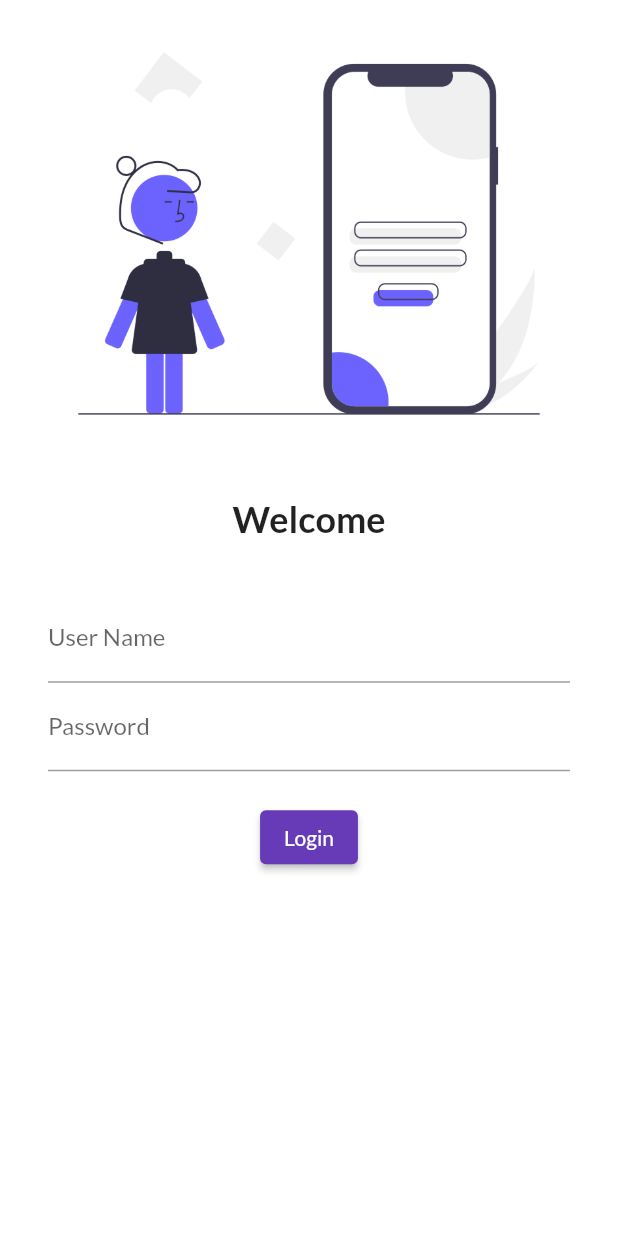
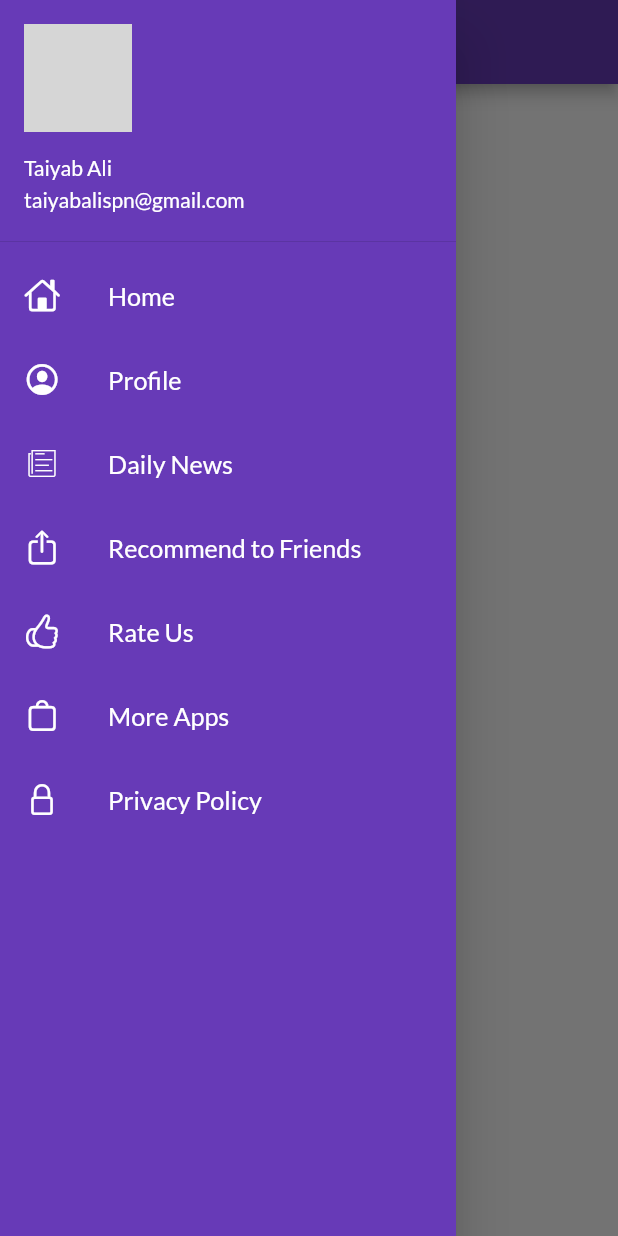
Before and after one commit to DroidDevTaiyab/flutter_learning, a Flutter app: the screen it shows after launch, with the side drawer open (before the commit the screen has no drawer), on a phone screen of 412 x 824 dp. Run offline on Flutter 3.47's test engine with Material 2 defaults, Android fonts, the phone set to English and light mode, and no system bars; our stand-ins replace google_fonts; network calls fail; grey boxes are pictures that could not be loaded.

Commit message:
nav drawer created and login validation handle

```diff
--- a/lib/login_page.dart
+++ /dev/null
@@ -1,52 +0,0 @@
-// ignore_for_file: prefer_const_constructors
-
-import 'package:flutter/material.dart';
-
-class LoginPage extends StatelessWidget {
-  const LoginPage({Key? key}) : super(key: key);
-
-  @override
-  Widget build(BuildContext context) {
-    return Material(
-        color: Colors.white,
-        child: Column(children: [
-          Image.asset("assets/images/login_image.png"),
-          SizedBox(height: 20.0),
-          Text(
-            "Welcome",
-            style: TextStyle(
-              fontSize: 24,
-              fontWeight: FontWeight.bold,
-            ),
-          ),
-          SizedBox(height: 20.0),
-          Padding(
-            padding:
-                const EdgeInsets.symmetric(vertical: 16.0, horizontal: 32.0),
-            child: Column(
-              children: [
-                TextFormField(
-                  decoration: InputDecoration(
-                      hintText: "Enter User Name", labelText: "User Name"),
-                ),
-                TextFormField(
-                  obscureText: true,
-                  decoration: InputDecoration(
-                      hintText: "Enter Password", labelText: "Password"),
-                ),
-                SizedBox(
-                  height: 20.0,
-                ),
-                ElevatedButton(
-                  onPressed: () {
-                    print("Button Clicked");
-                  },
-                  child: Text("Login"),
-                  style: TextButton.styleFrom(),
-                )
-              ],
-            ),
-          ),
-        ]));
-  }
-}
--- a/lib/home_page.dart
+++ b/lib/pages/home_page.dart
@@ -1,4 +1,5 @@
 import 'package:flutter/material.dart';
+import 'package:flutter_learning/widgets/drawer.dart';
 
 class HomePage extends StatelessWidget {
   const HomePage({Key? key}) : super(key: key);
@@ -9,16 +10,17 @@ class HomePage extends StatelessWidget {
     return Scaffold(
 
      appBar: AppBar(
-        title: const Text("Android and IOS App"),
+        title: const Text("Android-IOS-Web"),
       ),
 
       body: const Center(
         child: Material(
-          child: Text("Hello Techpass Master"),
+          child: Text("Hello Ali",
+             style: TextStyle(fontSize: 22),),
         ),
       ),
 
-      drawer: const Drawer(),
+      drawer: MyDrawer(),
 
     );
 
--- a/lib/main.dart
+++ b/lib/pages/main.dart
@@ -1,7 +1,9 @@
 import 'package:flutter/material.dart';
-import 'package:flutter_learning/home_page.dart';
-import 'package:flutter_learning/login_page.dart';
+import 'package:flutter_learning/utils/routes.dart';
 import 'package:google_fonts/google_fonts.dart';
+
+import 'home_page.dart';
+import 'login_page.dart';
 
 void main() {
   runApp(const MyApp());
@@ -22,11 +24,12 @@ class MyApp extends StatelessWidget {
         darkTheme: ThemeData(
         brightness: Brightness.dark
       ),
-      initialRoute: "/login",
+      debugShowCheckedModeBanner: false,
+      initialRoute: "/homePage",
       routes: {
         "/" : (context) => const LoginPage(),
-        "/home" : (context) => const HomePage(),
-        "/login" : (context) => const LoginPage()
+        MyRoutes.homeRoutes: (context) => const HomePage(),
+        MyRoutes.loginRoutes: (context) => const LoginPage()
       },
       ),
     );
--- /dev/null
+++ b/lib/utils/routes.dart
@@ -0,0 +1,4 @@
+class MyRoutes {
+  static String homeRoutes = "/homePage";
+  static String loginRoutes = "/loginPage";
+}
--- /dev/null
+++ b/lib/widgets/drawer.dart
@@ -0,0 +1,94 @@
+// ignore_for_file: prefer_const_constructors
+
+import 'package:flutter/cupertino.dart';
+import 'package:flutter/material.dart';
+
+class MyDrawer extends StatelessWidget {
+  final drawerProfileImgUrl =
+      "https://avatars.githubusercontent.com/u/45643630?v=4";
+
+  const MyDrawer({Key? key}) : super(key: key);
+
+  @override
+  Widget build(BuildContext context) {
+    return Drawer(
+      child: Container(
+        color: Colors.deepPurple,
+        child: ListView(
+          padding: EdgeInsets.zero,
+          children: [
+            DrawerHeader(
+                padding: EdgeInsets.zero,
+                child: UserAccountsDrawerHeader(
+                  decoration: BoxDecoration(color: Colors.deepPurple),
+                  margin: EdgeInsets.zero,
+                  accountName:
+                      Text("Taiyab Ali", style: TextStyle(color: Colors.white)),
+                  accountEmail: Text("taiyabalispn@gmail.com",
+                      style: TextStyle(color: Colors.white)),
+                  currentAccountPicture: CircleAvatar(
+                      backgroundImage: NetworkImage(drawerProfileImgUrl)),
+                )),
+            ListTile(
+              leading: Icon(CupertinoIcons.home, color: Colors.white),
+              title: Text(
+                "Home",
+                style: TextStyle(color: Colors.white),
+                textScaleFactor: 1.2,
+              ),
+            ),
+            ListTile(
+              leading:
+                  Icon(CupertinoIcons.profile_circled, color: Colors.white),
+              title: Text(
+                "Profile",
+                style: TextStyle(color: Colors.white),
+                textScaleFactor: 1.2,
+              ),
+            ),
+            ListTile(
+              leading: Icon(CupertinoIcons.news, color: Colors.white),
+              title: Text(
+                "Daily News",
+                style: TextStyle(color: Colors.white),
+                textScaleFactor: 1.2,
+              ),
+            ),
+            ListTile(
+              leading: Icon(CupertinoIcons.share, color: Colors.white),
+              title: Text(
+                "Recommend to Friends",
+                style: TextStyle(color: Colors.white),
+                textScaleFactor: 1.2,
+              ),
+            ),
+            ListTile(
+              leading: Icon(CupertinoIcons.hand_thumbsup, color: Colors.white),
+              title: Text(
+                "Rate Us",
+                style: TextStyle(color: Colors.white),
+                textScaleFactor: 1.2,
+              ),
+            ),
+            ListTile(
+              leading: Icon(CupertinoIcons.bag, color: Colors.white),
+              title: Text(
+                "More Apps",
+                style: TextStyle(color: Colors.white),
+                textScaleFactor: 1.2,
+              ),
+            ),
+            ListTile(
+              leading: Icon(CupertinoIcons.lock, color: Colors.white),
+              title: Text(
+                "Privacy Policy",
+                style: TextStyle(color: Colors.white),
+                textScaleFactor: 1.2,
+              ),
+            )
+          ],
+        ),
+      ),
+    );
+  }
+}
```
Also changed, not shown: lib/pages/login_page.dart (added, +133 -0 lines).
